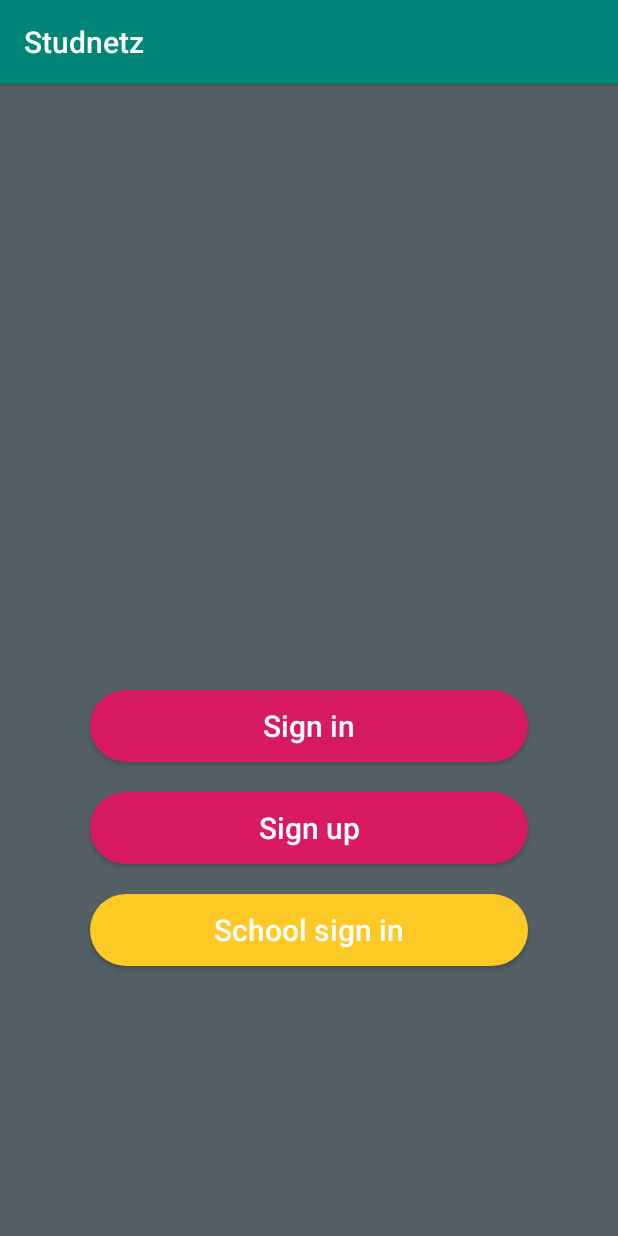
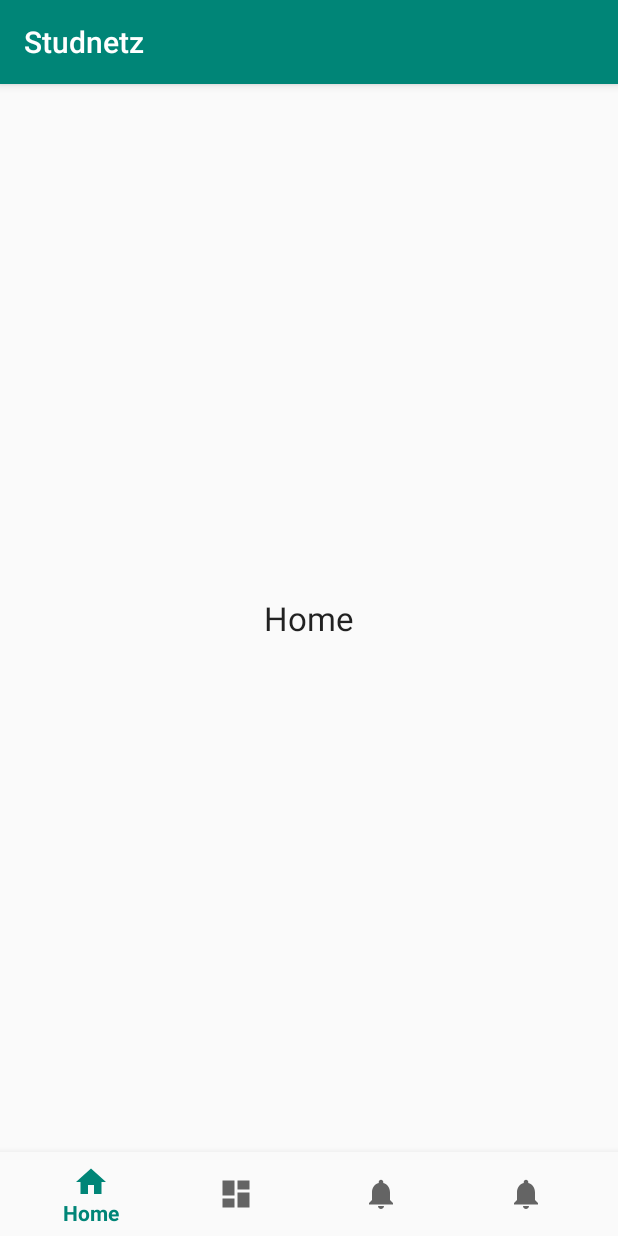
Before and after one commit to redpandacute/studnetz_beta, an Android app: the screen it shows after launch (FirstStartActivity before the commit, MainActivity after it), on a phone screen of 412 x 824 dp. Run offline under Robolectric (Android 15) with nearby library versions, the phone set to English and light mode, and no system bars.

Commit message:
Added BottomNavigationView for MainActivity and possibility to change tabs
new Java classes and their layouts
MainActivity
GroupsFragment
HomeFragment
NotificationFragment
ProfileFragment

```diff
--- a/app/build.gradle
+++ b/app/build.gradle
@@ -9,6 +9,7 @@ android {
         versionCode 1
         versionName "1.0"
         testInstrumentationRunner "android.support.test.runner.AndroidJUnitRunner"
+        vectorDrawables.useSupportLibrary = true
     }
     buildTypes {
         release {
@@ -24,6 +25,7 @@ dependencies {
     implementation 'com.android.support:support-v4:28.0.0'
     implementation 'com.android.support.constraint:constraint-layout:1.1.3'
     implementation 'com.android.support:design:28.0.0'
+    implementation 'com.android.support:support-vector-drawable:28.0.0'
     testImplementation 'junit:junit:4.12'
     androidTestImplementation 'com.android.support.test:runner:1.0.2'
     androidTestImplementation 'com.android.support.test.espresso:espresso-core:3.0.2'
--- /dev/null
+++ b/app/src/main/java/com/unnamed/studnetz/main/HomeFragment.java
@@ -0,0 +1,20 @@
+package com.unnamed.studnetz.main;
+
+import android.os.Bundle;
+import android.support.annotation.NonNull;
+import android.support.annotation.Nullable;
+import android.support.v4.app.Fragment;
+import android.view.LayoutInflater;
+import android.view.View;
+import android.view.ViewGroup;
+
+import com.unnamed.studnetz.R;
+
+public class HomeFragment extends Fragment {
+
+    @Nullable
+    @Override
+    public View onCreateView(@NonNull LayoutInflater inflater, @Nullable ViewGroup container, @Nullable Bundle savedInstanceState) {
+        return inflater.inflate(R.layout.fragment_home, null);
+    }
+}
--- /dev/null
+++ b/app/src/main/java/com/unnamed/studnetz/main/MainActivity.java
@@ -0,0 +1,64 @@
+package com.unnamed.studnetz.main;
+
+import android.os.Bundle;
+import android.support.annotation.NonNull;
+import android.support.design.widget.BottomNavigationView;
+import android.support.v4.app.Fragment;
+import android.support.v4.app.FragmentTransaction;
+import android.support.v7.app.AppCompatActivity;
+import android.util.Log;
+import android.view.MenuItem;
+import android.widget.TextView;
+
+import com.unnamed.studnetz.R;
+
+public class MainActivity extends AppCompatActivity implements BottomNavigationView.OnNavigationItemSelectedListener {
+
+    @Override
+    protected void onCreate(Bundle savedInstanceState) {
+        super.onCreate(savedInstanceState);
+        setContentView(R.layout.activity_main);
+
+        BottomNavigationView navigation = findViewById(R.id.navigation);
+        navigation.setOnNavigationItemSelectedListener(this);
+
+        replaceFragment(new HomeFragment());
+    }
+
+    private boolean replaceFragment(Fragment fragment){
+        if(fragment != null) {
+            FragmentTransaction fragmentTransaction = getSupportFragmentManager().beginTransaction();
+            fragmentTransaction.replace(R.id.main_fragment_container, fragment);
+            fragmentTransaction.commitNow();
+            return true;
+        }
+        return false;
+    }
+
+    @Override
+    public boolean onNavigationItemSelected(@NonNull MenuItem menuItem) {
+        Fragment fragment = null;
+
+        switch (menuItem.getItemId()){
+
+            case R.id.navigation_home:
+                fragment = new HomeFragment();
+                break;
+
+
+            case R.id.navigation_groups:
+                fragment = new GroupsFragment();
+                break;
+
+            case R.id.navigation_notifications:
+                fragment = new NotificationsFragment();
+                break;
+
+            case R.id.navigation_profile:
+                fragment = new ProfileFragment();
+                break;
+        }
+
+        return replaceFragment(fragment);
+    }
+}
--- /dev/null
+++ b/app/src/main/res/drawable/ic_dashboard_black_24dp.xml
@@ -0,0 +1,9 @@
+<vector xmlns:android="http://schemas.android.com/apk/res/android"
+    android:width="24dp"
+    android:height="24dp"
+    android:viewportWidth="24.0"
+    android:viewportHeight="24.0">
+    <path
+        android:fillColor="#FF000000"
+        android:pathData="M3,13h8L11,3L3,3v10zM3,21h8v-6L3,15v6zM13,21h8L21,11h-8v10zM13,3v6h8L21,3h-8z" />
+</vector>
--- /dev/null
+++ b/app/src/main/res/drawable/ic_home_black_24dp.xml
@@ -0,0 +1,9 @@
+<vector xmlns:android="http://schemas.android.com/apk/res/android"
+    android:width="24dp"
+    android:height="24dp"
+    android:viewportWidth="24.0"
+    android:viewportHeight="24.0">
+    <path
+        android:fillColor="#FF000000"
+        android:pathData="M10,20v-6h4v6h5v-8h3L12,3 2,12h3v8z" />
+</vector>
--- /dev/null
+++ b/app/src/main/res/drawable/ic_notifications_black_24dp.xml
@@ -0,0 +1,9 @@
+<vector xmlns:android="http://schemas.android.com/apk/res/android"
+    android:width="24dp"
+    android:height="24dp"
+    android:viewportWidth="24.0"
+    android:viewportHeight="24.0">
+    <path
+        android:fillColor="#FF000000"
+        android:pathData="M12,22c1.1,0 2,-0.9 2,-2h-4c0,1.1 0.89,2 2,2zM18,16v-5c0,-3.07 -1.64,-5.64 -4.5,-6.32L13.5,4c0,-0.83 -0.67,-1.5 -1.5,-1.5s-1.5,0.67 -1.5,1.5v0.68C7.63,5.36 6,7.92 6,11v5l-2,2v1h16v-1l-2,-2z" />
+</vector>
--- /dev/null
+++ b/app/src/main/res/layout/activity_main.xml
@@ -0,0 +1,31 @@
+<?xml version="1.0" encoding="utf-8"?>
+<android.support.constraint.ConstraintLayout xmlns:android="http://schemas.android.com/apk/res/android"
+    xmlns:app="http://schemas.android.com/apk/res-auto"
+    xmlns:tools="http://schemas.android.com/tools"
+    android:id="@+id/container"
+    android:layout_width="match_parent"
+    android:layout_height="match_parent"
+    tools:context=".main.MainActivity">
+
+    <FrameLayout
+        android:id="@+id/main_fragment_container"
+        android:layout_width="match_parent"
+        android:layout_height="0dp"
+        app:layout_constraintBottom_toTopOf="@+id/navigation"
+        app:layout_constraintTop_toTopOf="parent">
+
+    </FrameLayout>
+
+    <android.support.design.widget.BottomNavigationView
+        android:id="@+id/navigation"
+        android:layout_width="0dp"
+        android:layout_height="wrap_content"
+        android:layout_marginStart="0dp"
+        android:layout_marginEnd="0dp"
+        android:background="?android:attr/windowBackground"
+        app:layout_constraintBottom_toBottomOf="parent"
+        app:layout_constraintLeft_toLeftOf="parent"
+        app:layout_constraintRight_toRightOf="parent"
+        app:menu="@menu/manu_bottomnavigaion_main" />
+
+</android.support.constraint.ConstraintLayout>
--- /dev/null
+++ b/app/src/main/res/layout/fragment_home.xml
@@ -0,0 +1,16 @@
+<?xml version="1.0" encoding="utf-8"?>
+<RelativeLayout xmlns:android="http://schemas.android.com/apk/res/android"
+    android:layout_width="match_parent"
+    android:layout_height="match_parent">
+
+    <TextView
+        android:layout_centerHorizontal="true"
+        android:layout_centerVertical="true"
+        android:layout_width="wrap_content"
+        android:layout_height="wrap_content"
+        android:text="Home"
+        android:textAppearance="@style/Base.TextAppearance.AppCompat.Large"
+        />
+
+
+</RelativeLayout>
--- /dev/null
+++ b/app/src/main/res/menu/manu_bottomnavigaion_main.xml
@@ -0,0 +1,25 @@
+<?xml version="1.0" encoding="utf-8"?>
+<menu xmlns:android="http://schemas.android.com/apk/res/android">
+
+    <item
+        android:id="@+id/navigation_home"
+        android:icon="@drawable/ic_home_black_24dp"
+        android:title="@string/title_home" />
+
+    <item
+        android:id="@+id/navigation_groups"
+        android:icon="@drawable/ic_dashboard_black_24dp"
+        android:title="@string/title_groups" />
+
+    <item
+        android:id="@+id/navigation_notifications"
+        android:icon="@drawable/ic_notifications_black_24dp"
+        android:title="@string/title_notifications" />
+
+    <!--TODO: change icon of navigation_profile -->
+    <item
+        android:id="@+id/navigation_profile"
+        android:icon="@drawable/ic_notifications_black_24dp"
+        android:title="@string/title_profile" />
+
+</menu>
--- a/app/src/main/res/values/dimens.xml
+++ b/app/src/main/res/values/dimens.xml
@@ -19,4 +19,7 @@
 
     <!-- Client profile Dimens -->
     <dimen name="client_pp_margin">20dp</dimen>
+    <!-- Default screen margins, per the Android Design guidelines. -->
+    <dimen name="activity_horizontal_margin">16dp</dimen>
+    <dimen name="activity_vertical_margin">16dp</dimen>
 </resources>
--- a/app/src/main/res/values/strings.xml
+++ b/app/src/main/res/values/strings.xml
@@ -16,4 +16,8 @@
     <string name="passwordconf_hint">Confirm Password</string>
     <string name="password_hint">Password</string>
     <string name="schoolsignin">School sign in</string>
+    <string name="title_home">Home</string>
+    <string name="title_notifications">Notifications</string>
+    <string name="title_groups">Groups</string>
+    <string name="title_profile">Profile</string>
 </resources>
```
Also changed, not shown: app/src/main/AndroidManifest.xml (+7 -1 lines), app/src/main/java/com/unnamed/studnetz/main/GroupsFragment.java (added, +20 -0 lines), app/src/main/java/com/unnamed/studnetz/main/NotificationsFragment.java (added, +20 -0 lines), app/src/main/java/com/unnamed/studnetz/main/ProfileFragment.java (added, +20 -0 lines), app/src/main/res/layout/fragment_groups.xml (added, +16 -0 lines), app/src/main/res/layout/fragment_notifications.xml (added, +16 -0 lines).
